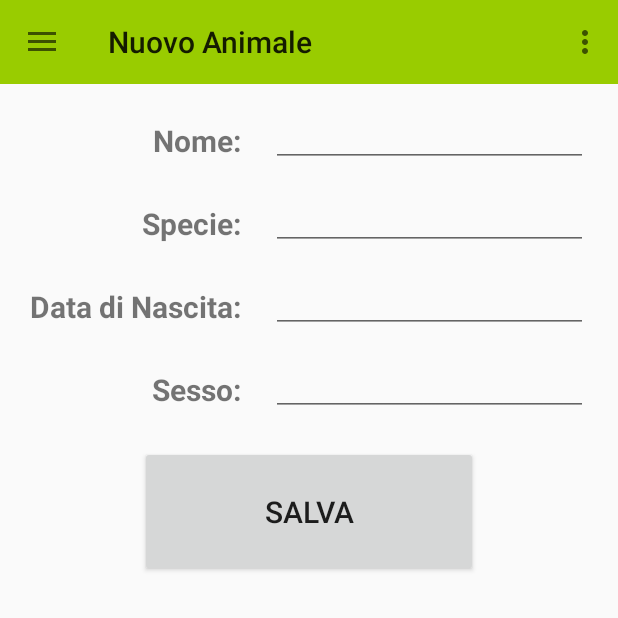
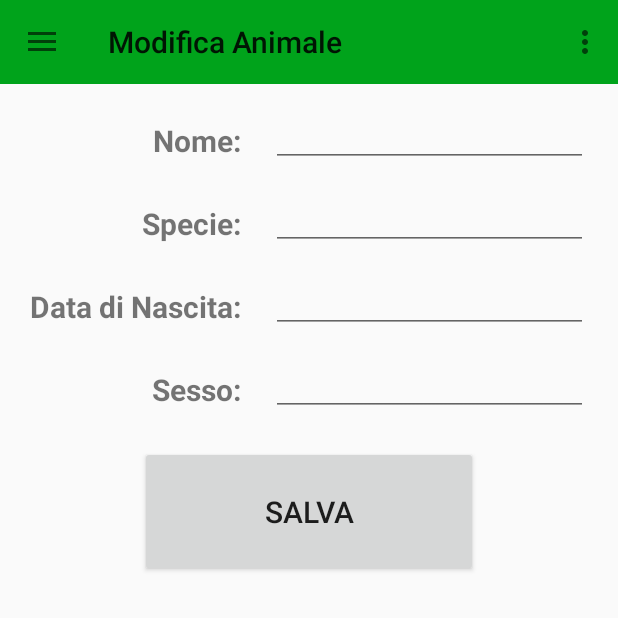
Before and after one commit to DrOliver94/MyPet, an Android app: the fragment AnimalProfileFragment placed in its activity, after a tap on "SALVA", on a phone screen of 412 x 824 dp, the top half of it. Run offline under Robolectric (Android 15) with nearby library versions, the phone set to English and light mode, and no system bars; 8 statements that could not run were skipped; 1 other tap on this screen came first.

Commit message:
Preparation for animal editing

```diff
--- a/app/src/main/java/com/example/matte/mypet_testlogin/AnimalDataFragment.java
+++ b/app/src/main/java/com/example/matte/mypet_testlogin/AnimalDataFragment.java
@@ -67,7 +67,7 @@ public class AnimalDataFragment extends Fragment {
         AnimalDataFragment fragment = new AnimalDataFragment();
         Bundle args = new Bundle();
         args.putString(ARG_PARAM1, idAnimal);
-        args.putBoolean(ARG_PARAM1, isEdit);
+        args.putBoolean(ARG_PARAM2, isEdit);
         fragment.setArguments(args);
         return fragment;
     }
@@ -97,6 +97,13 @@ public class AnimalDataFragment extends Fragment {
         aGenderEditTxt = (EditText) view.findViewById(R.id.animalGenderEditText);
 
         if(isEdit){ //Se si modifica un animale => caricare negli edittext i dati dell'animale
+            sendData = (Button) view.findViewById(R.id.buttonSendAnimData);
+            sendData.setOnClickListener(new View.OnClickListener() {
+                @Override
+                public void onClick(View view) {
+                    updateAnimal();
+                }
+            });
             getActivity().setTitle("Modifica Animale");
         } else {    //Si crea un nuovo animale
             sendData = (Button) view.findViewById(R.id.buttonSendAnimData);
@@ -136,13 +143,13 @@ public class AnimalDataFragment extends Fragment {
 
     private void insertAnimal(){
         //Recuperare dati, fare controlli se necessario
-        ArrayList<String> par = new ArrayList<String>();
-
-        par.add(aNameEditTxt.getText().toString());
-        par.add(aSpeciesEditTxt.getText().toString());
-        par.add(aGenderEditTxt.getText().toString());
-        par.add(aBirthdateEditTxt.getText().toString());
-        par.add("profilepic");
+//        ArrayList<String> par = new ArrayList<String>();
+//
+//        par.add(aNameEditTxt.getText().toString());
+//        par.add(aSpeciesEditTxt.getText().toString());
+//        par.add(aGenderEditTxt.getText().toString());
+//        par.add(aBirthdateEditTxt.getText().toString());
+//        par.add("profilepic");
 
         //Inviare richiesta al server per l'update
         InsertAnimalTask insertAnim = new InsertAnimalTask(shPref.getString("Token", ""), "0", idUser);
@@ -197,7 +204,7 @@ public class AnimalDataFragment extends Fragment {
 
             Log.d("MyPet", "checkLogin start");
 
-            pDialog.setTitle("Update animale");
+            pDialog.setTitle("Insert animale");
             pDialog.setMessage("Richiesta al server...");
             pDialog.setIndeterminate(false);
             pDialog.setCancelable(false);
@@ -314,10 +321,12 @@ public class AnimalDataFragment extends Fragment {
 //                String profilepic = p[4];
 
                 String postArgs = "updateAnimal=" + anim.id +
-                        "token=" + uToken +
+                        "&iduser=" + idUser +
+                        "&token=" + uToken +
                         "&name=" + anim.name +
                         "&species=" + anim.species +
-                        "&gender=" + anim.gender;
+                        "&gender=" + anim.gender +
+                        "&birthdate=" + anim.birthdate;
 
 //                Log.d("MyPet", postArgs);
 
@@ -333,6 +342,10 @@ public class AnimalDataFragment extends Fragment {
                 if(!jObj.isNull("success") && jObj.getBoolean("success")) {
                     //Se va a buon fine, update nel DB locale
                     long idNewAnim = HomeActivity.dbManager.updateAnimal(anim);
+
+                    //Aggiorna token nelle SharedPref
+                    shPref.edit().putString("Token", jObj.getString("token")).apply();
+
                     //gira al fragment di profilo animale
                     getFragmentManager()
                             .beginTransaction()
--- a/app/src/main/java/com/example/matte/mypet_testlogin/AnimalProfileFragment.java
+++ b/app/src/main/java/com/example/matte/mypet_testlogin/AnimalProfileFragment.java
@@ -40,9 +40,7 @@ public class AnimalProfileFragment extends Fragment {
 
     private OnFragmentInteractionListener mListener;
 
-    public AnimalProfileFragment() {
-        // Required empty public constructor
-    }
+    public AnimalProfileFragment() {}
 
     /**
      * Use this factory method to create a new instance of
@@ -96,13 +94,6 @@ public class AnimalProfileFragment extends Fragment {
 
         return view;
     }
-
-    // TODO: Rename method, update argument and hook method into UI event
-/*    public void onButtonPressed(Uri uri) {
-        if (mListener != null) {
-            mListener.onFragmentInteraction("Profilo Animale");
-        }
-    }*/
 
     @Override
     public void onCreateOptionsMenu(Menu menu, MenuInflater inflater) {
--- a/app/src/main/res/layout/activity_home.xml
+++ b/app/src/main/res/layout/activity_home.xml
@@ -28,7 +28,7 @@
             android:layout_width="match_parent"
             android:layout_height="?attr/actionBarSize"
             android:layout_gravity="top"
-            android:background="@android:color/holo_green_light"
+            android:background="@color/colorPrimary"
             app:popupTheme="@style/AppTheme.PopupOverlay" />
 
         <!--<TextView-->
```
